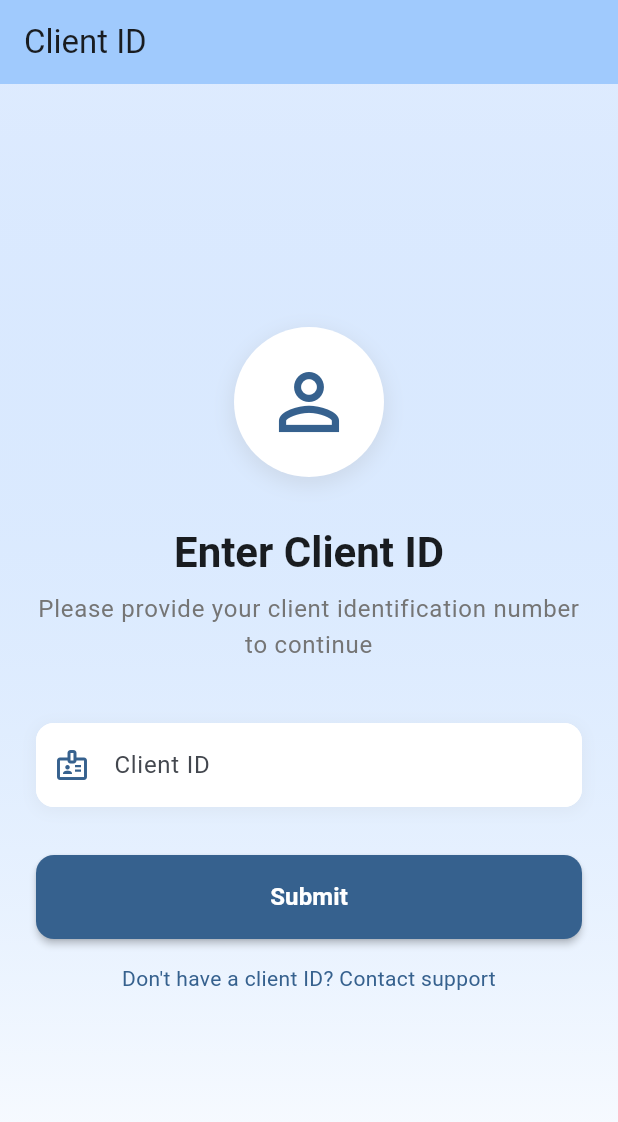
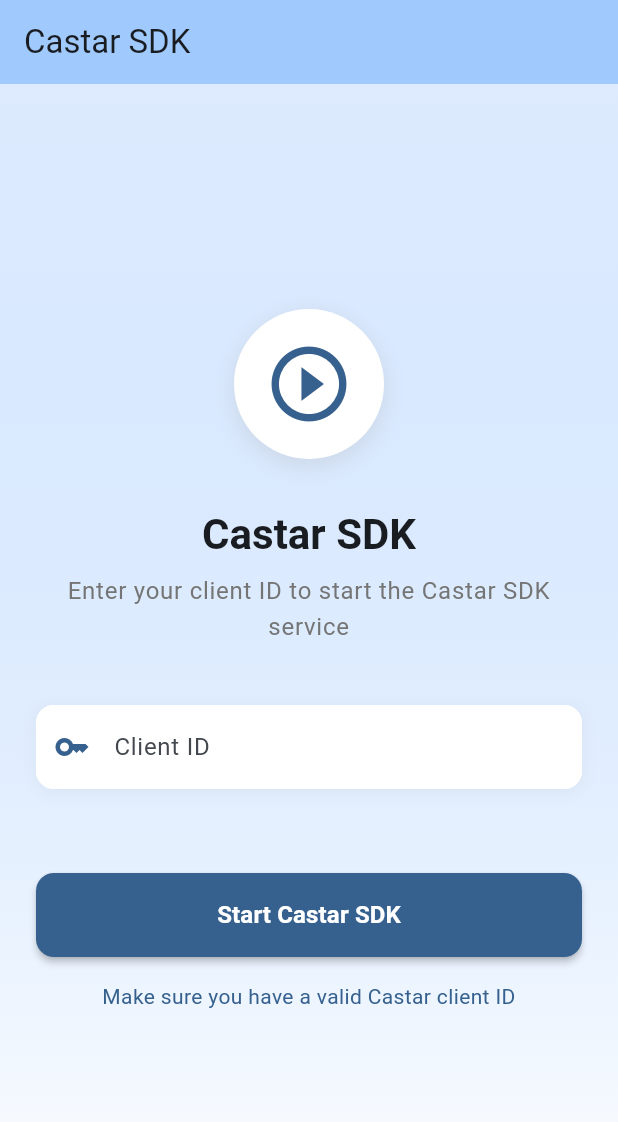
Before and after one commit to srujan5570/tap-to-play, a Flutter app: the screen it shows after launch, on a phone screen of 412 x 824 dp. Shown: the top 1122 px of the screen. Run offline on Flutter 3.47's test engine with Material 3 defaults, Android fonts, the light colour scheme and no system bars.

Commit message:
Integrate Castar SDK: Add client ID input, SDK start/stop functionality, and iOS native implementation

```diff
--- a/lib/main.dart
+++ b/lib/main.dart
@@ -1,4 +1,5 @@
 import 'package:flutter/material.dart';
+import 'package:flutter/services.dart';
 
 void main() {
   runApp(const MyApp());
@@ -10,7 +11,7 @@ class MyApp extends StatelessWidget {
   @override
   Widget build(BuildContext context) {
     return MaterialApp(
-      title: 'Client ID App',
+      title: 'Castar SDK App',
       theme: ThemeData(
         colorScheme: ColorScheme.fromSeed(
           seedColor: Colors.blue,
@@ -18,22 +19,24 @@ class MyApp extends StatelessWidget {
         ),
         useMaterial3: true,
       ),
-      home: const ClientIdScreen(),
+      home: const CastarSdkScreen(),
     );
   }
 }
 
-class ClientIdScreen extends StatefulWidget {
-  const ClientIdScreen({super.key});
+class CastarSdkScreen extends StatefulWidget {
+  const CastarSdkScreen({super.key});
 
   @override
-  State<ClientIdScreen> createState() => _ClientIdScreenState();
+  State<CastarSdkScreen> createState() => _CastarSdkScreenState();
 }
 
-class _ClientIdScreenState extends State<ClientIdScreen> {
+class _CastarSdkScreenState extends State<CastarSdkScreen> {
   final TextEditingController _clientIdController = TextEditingController();
   final _formKey = GlobalKey<FormState>();
   bool _isLoading = false;
+  bool _isSdkStarted = false;
+  static const platform = MethodChannel('com.castarsdk.flutter/castar');
 
   @override
   void dispose() {
@@ -41,29 +44,79 @@ class _ClientIdScreenState extends State<ClientIdScreen> {
     super.dispose();
   }
 
-  void _submitClientId() {
+  Future<void> _startCastarSdk() async {
     if (_formKey.currentState!.validate()) {
       setState(() {
         _isLoading = true;
       });
 
-      // Simulate API call or processing
-      Future.delayed(const Duration(seconds: 2), () {
+      try {
+        // Call native Castar SDK
+        final result = await platform.invokeMethod('startCastarSdk', {
+          'clientId': _clientIdController.text,
+        });
+
+        if (mounted) {
+          setState(() {
+            _isLoading = false;
+            _isSdkStarted = true;
+          });
+
+          ScaffoldMessenger.of(context).showSnackBar(
+            SnackBar(
+              content: Text(
+                'Castar SDK started successfully with Client ID: ${_clientIdController.text}',
+              ),
+              backgroundColor: Colors.green,
+              behavior: SnackBarBehavior.floating,
+            ),
+          );
+        }
+      } catch (e) {
         if (mounted) {
           setState(() {
             _isLoading = false;
           });
 
-          // Show success message
           ScaffoldMessenger.of(context).showSnackBar(
             SnackBar(
-              content: Text('Client ID submitted: ${_clientIdController.text}'),
-              backgroundColor: Colors.green,
+              content: Text('Failed to start Castar SDK: $e'),
+              backgroundColor: Colors.red,
               behavior: SnackBarBehavior.floating,
             ),
           );
         }
+      }
+    }
+  }
+
+  Future<void> _stopCastarSdk() async {
+    try {
+      await platform.invokeMethod('stopCastarSdk');
+
+      if (mounted) {
+        setState(() {
+          _isSdkStarted = false;
         });
+
+        ScaffoldMessenger.of(context).showSnackBar(
+          const SnackBar(
+            content: Text('Castar SDK stopped successfully'),
+            backgroundColor: Colors.orange,
+            behavior: SnackBarBehavior.floating,
+          ),
+        );
+      }
+    } catch (e) {
+      if (mounted) {
+        ScaffoldMessenger.of(context).showSnackBar(
+          SnackBar(
+            content: Text('Failed to stop Castar SDK: $e'),
+            backgroundColor: Colors.red,
+            behavior: SnackBarBehavior.floating,
+          ),
+        );
+      }
     }
   }
 
@@ -71,7 +124,7 @@ class _ClientIdScreenState extends State<ClientIdScreen> {
   Widget build(BuildContext context) {
     return Scaffold(
       appBar: AppBar(
-        title: const Text('Client ID'),
+        title: const Text('Castar SDK'),
         backgroundColor: Theme.of(context).colorScheme.inversePrimary,
         elevation: 0,
       ),
@@ -113,7 +166,7 @@ class _ClientIdScreenState extends State<ClientIdScreen> {
                       ],
                     ),
                     child: Icon(
-                      Icons.person_outline,
+                      Icons.play_circle_outline,
                       size: 60,
                       color: Theme.of(context).colorScheme.primary,
                     ),
@@ -123,7 +176,7 @@ class _ClientIdScreenState extends State<ClientIdScreen> {
 
                   // Title
                   Text(
-                    'Enter Client ID',
+                    'Castar SDK',
                     style: Theme.of(context).textTheme.headlineMedium?.copyWith(
                       fontWeight: FontWeight.bold,
                       color: Theme.of(context).colorScheme.onSurface,
@@ -135,7 +188,7 @@ class _ClientIdScreenState extends State<ClientIdScreen> {
 
                   // Subtitle
                   Text(
-                    'Please provide your client identification number to continue',
+                    'Enter your client ID to start the Castar SDK service',
                     style: Theme.of(
                       context,
                     ).textTheme.bodyLarge?.copyWith(color: Colors.grey[600]),
@@ -162,9 +215,10 @@ class _ClientIdScreenState extends State<ClientIdScreen> {
                       controller: _clientIdController,
                       decoration: InputDecoration(
                         labelText: 'Client ID',
-                        hintText: 'Enter your client ID',
+                        hintText:
+                            'Enter your Castar client ID (e.g., CSK****FHQlUQZ)',
                         prefixIcon: Icon(
-                          Icons.badge_outlined,
+                          Icons.key,
                           color: Theme.of(context).colorScheme.primary,
                         ),
                         border: OutlineInputBorder(
@@ -194,13 +248,46 @@ class _ClientIdScreenState extends State<ClientIdScreen> {
 
                   const SizedBox(height: 32),
 
-                  // Submit Button
+                  // SDK Status
+                  if (_isSdkStarted)
+                    Container(
+                      padding: const EdgeInsets.all(16),
+                      decoration: BoxDecoration(
+                        color: Colors.green.withValues(alpha: 0.1),
+                        borderRadius: BorderRadius.circular(12),
+                        border: Border.all(
+                          color: Colors.green.withValues(alpha: 0.3),
+                        ),
+                      ),
+                      child: Row(
+                        children: [
+                          Icon(Icons.check_circle, color: Colors.green),
+                          const SizedBox(width: 12),
+                          Expanded(
+                            child: Text(
+                              'Castar SDK is running',
+                              style: TextStyle(
+                                color: Colors.green[700],
+                                fontWeight: FontWeight.w600,
+                              ),
+                            ),
+                          ),
+                        ],
+                      ),
+                    ),
+
+                  const SizedBox(height: 24),
+
+                  // Action Buttons
+                  if (!_isSdkStarted) ...[
+                    // Start SDK Button
                     SizedBox(
                       height: 56,
                       child: ElevatedButton(
-                      onPressed: _isLoading ? null : _submitClientId,
+                        onPressed: _isLoading ? null : _startCastarSdk,
                         style: ElevatedButton.styleFrom(
-                        backgroundColor: Theme.of(context).colorScheme.primary,
+                          backgroundColor:
+                              Theme.of(context).colorScheme.primary,
                           foregroundColor: Colors.white,
                           shape: RoundedRectangleBorder(
                             borderRadius: BorderRadius.circular(12),
@@ -220,7 +307,7 @@ class _ClientIdScreenState extends State<ClientIdScreen> {
                                   ),
                                 )
                                 : const Text(
-                                'Submit',
+                                  'Start Castar SDK',
                                   style: TextStyle(
                                     fontSize: 16,
                                     fontWeight: FontWeight.w600,
@@ -228,12 +315,36 @@ class _ClientIdScreenState extends State<ClientIdScreen> {
                                 ),
                       ),
                     ),
+                  ] else ...[
+                    // Stop SDK Button
+                    SizedBox(
+                      height: 56,
+                      child: ElevatedButton(
+                        onPressed: _stopCastarSdk,
+                        style: ElevatedButton.styleFrom(
+                          backgroundColor: Colors.orange,
+                          foregroundColor: Colors.white,
+                          shape: RoundedRectangleBorder(
+                            borderRadius: BorderRadius.circular(12),
+                          ),
+                          elevation: 2,
+                        ),
+                        child: const Text(
+                          'Stop Castar SDK',
+                          style: TextStyle(
+                            fontSize: 16,
+                            fontWeight: FontWeight.w600,
+                          ),
+                        ),
+                      ),
+                    ),
+                  ],
 
                   const SizedBox(height: 16),
 
                   // Help Text
                   Text(
-                    'Don\'t have a client ID? Contact support',
+                    'Make sure you have a valid Castar client ID',
                     style: Theme.of(context).textTheme.bodyMedium?.copyWith(
                       color: Theme.of(context).colorScheme.primary,
                     ),
```
Also changed, not shown: 4 other files. Lines whose indentation alone changed are shown as unchanged.
